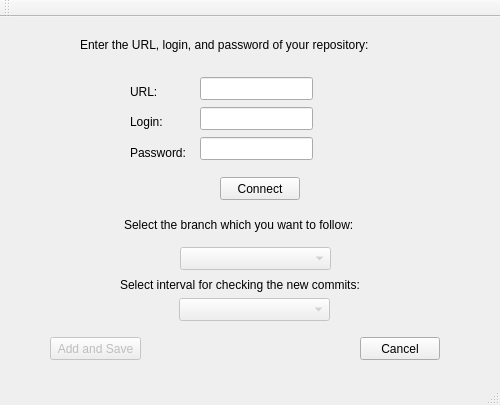
Before: the Qt Designer form rpnews/gui/mainwindow.ui in ableigdev/RepositoryNews, drawn with Qt 5.
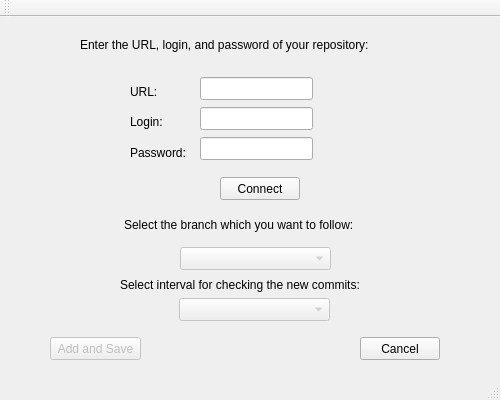
After: the same form once the commit is applied.

Commit message: Change the size of the window

Patch:
```diff
--- a/rpnews/gui/mainwindow.ui
+++ b/rpnews/gui/mainwindow.ui
@@ -7,7 +7,7 @@
     <x>0</x>
     <y>0</y>
     <width>500</width>
-    <height>405</height>
+    <height>400</height>
    </rect>
   </property>
   <property name="sizePolicy">
@@ -16,10 +16,16 @@
     <verstretch>0</verstretch>
    </sizepolicy>
   </property>
+  <property name="minimumSize">
+   <size>
+    <width>500</width>
+    <height>400</height>
+   </size>
+  </property>
   <property name="maximumSize">
    <size>
-    <width>600</width>
-    <height>500</height>
+    <width>500</width>
+    <height>400</height>
    </size>
   </property>
   <property name="contextMenuPolicy">
```
